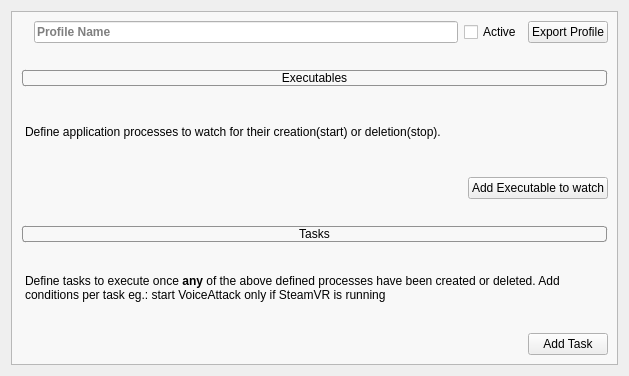
First picture: the form in ui/profile_widget.ui, repository tappi287/simmon_gui, before the edit.
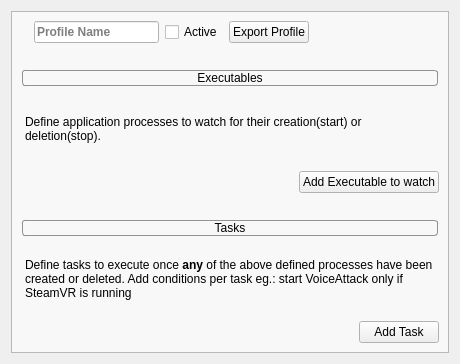
Second picture: the form after the edit. Icons and pictures are not drawn.

Commit message: add app auto-detection to manual profile import

What changed in the file:
```diff
--- a/ui/profile_widget.ui
+++ b/ui/profile_widget.ui
@@ -6,8 +6,8 @@
    <rect>
     <x>0</x>
     <y>0</y>
-    <width>629</width>
-    <height>376</height>
+    <width>460</width>
+    <height>364</height>
    </rect>
   </property>
   <property name="windowTitle">
@@ -24,8 +24,8 @@
        <rect>
         <x>0</x>
         <y>0</y>
-        <width>615</width>
-        <height>362</height>
+        <width>440</width>
+        <height>344</height>
        </rect>
       </property>
       <property name="palette">
@@ -114,7 +114,7 @@
            </property>
           </widget>
          </item>
-         <item>
+         <item alignment="Qt::AlignLeft">
           <widget class="QLineEdit" name="profileName">
            <property name="font">
             <font>
@@ -127,14 +127,14 @@
            </property>
           </widget>
          </item>
-         <item>
+         <item alignment="Qt::AlignLeft">
           <widget class="QCheckBox" name="profileActive">
            <property name="text">
             <string>Active</string>
            </property>
           </widget>
          </item>
-         <item>
+         <item alignment="Qt::AlignLeft">
           <widget class="QPushButton" name="exportButton">
            <property name="text">
             <string>Export Profile</string>
@@ -145,6 +145,19 @@
            </property>
           </widget>
          </item>
+         <item>
+          <spacer name="horizontalSpacer">
+           <property name="orientation">
+            <enum>Qt::Horizontal</enum>
+           </property>
+           <property name="sizeHint" stdset="0">
+            <size>
+             <width>40</width>
+             <height>20</height>
+            </size>
+           </property>
+          </spacer>
+         </item>
         </layout>
        </item>
        <item>
```
Left out of the diff: 2 changed lines with no effect on the pictures. The commit also changes 4 other files.
